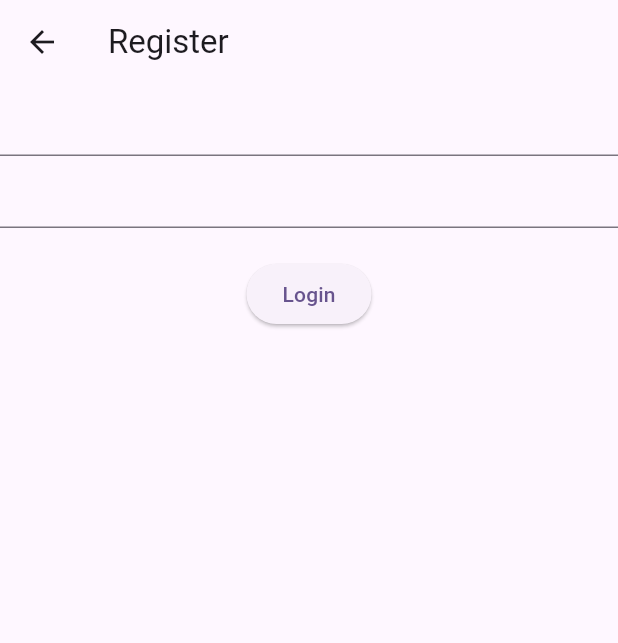
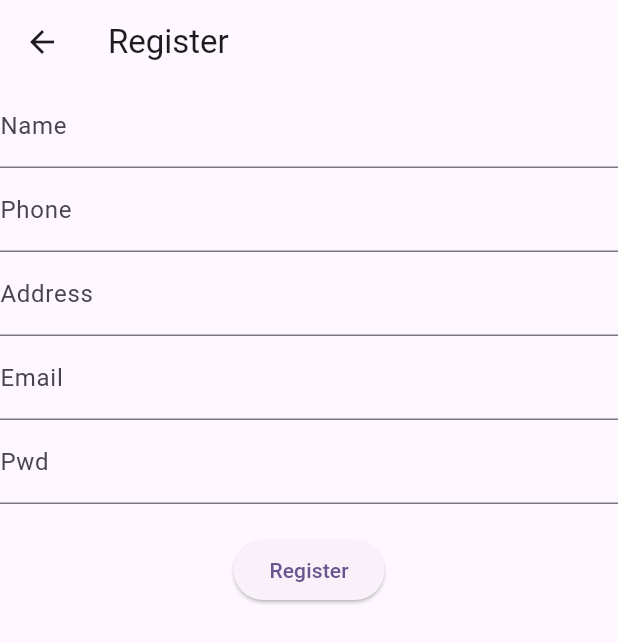
Before and after one commit to MuhammadAliKust/Flutter-B21-Firebase, a Flutter app: the screen it shows after launch, after a tap on "Go to SignUp", on a phone screen of 412 x 824 dp. Shown: the top 643 px of the screen. Run offline on Flutter 3.47's test engine with Material 3 defaults, Android fonts, the phone set to English and light mode, and no system bars; our stand-ins replace cloud_firestore, firebase_auth, firebase_core; accounts and stored records are empty.

Commit message:
User Services and Integration Done

```diff
--- a/lib/main.dart
+++ b/lib/main.dart
@@ -1,12 +1,19 @@
 import 'package:firebase_core/firebase_core.dart';
 import 'package:flutter/material.dart';
+import 'package:flutter_b21_firebase/providers/user.dart';
 import 'package:flutter_b21_firebase/views/get_all_task.dart';
 import 'package:flutter_b21_firebase/views/login.dart';
+import 'package:provider/provider.dart';
 
 void main() async {
   WidgetsFlutterBinding.ensureInitialized();
   await Firebase.initializeApp();
-  runApp(const MyApp());
+  runApp(
+    MultiProvider(
+      providers: [ChangeNotifierProvider(create: (context) => UserProvider())],
+      child: const MyApp(),
+    ),
+  );
 }
 
 class MyApp extends StatelessWidget {
--- /dev/null
+++ b/lib/models/user.dart
@@ -0,0 +1,45 @@
+// To parse this JSON data, do
+//
+//     final userModel = userModelFromJson(jsonString);
+
+import 'dart:convert';
+
+UserModel userModelFromJson(String str) => UserModel.fromJson(json.decode(str));
+
+String userModelToJson(UserModel data) => json.encode(data.toJson());
+
+class UserModel {
+  final String? docId;
+  final String? name;
+  final String? phone;
+  final String? address;
+  final String? email;
+  final int? createdAt;
+
+  UserModel({
+    this.docId,
+    this.name,
+    this.phone,
+    this.address,
+    this.email,
+    this.createdAt,
+  });
+
+  factory UserModel.fromJson(Map<String, dynamic> json) => UserModel(
+    docId: json["docID"],
+    name: json["name"],
+    phone: json["phone"],
+    address: json["address"],
+    email: json["email"],
+    createdAt: json["createdAt"],
+  );
+
+  Map<String, dynamic> toJson() => {
+    "docID": docId,
+    "name": name,
+    "phone": phone,
+    "address": address,
+    "email": email,
+    "createdAt": createdAt,
+  };
+}
--- a/lib/views/register.dart
+++ b/lib/views/register.dart
@@ -1,5 +1,7 @@
 import 'package:flutter/material.dart';
+import 'package:flutter_b21_firebase/models/user.dart';
 import 'package:flutter_b21_firebase/services/auth.dart';
+import 'package:flutter_b21_firebase/services/user.dart';
 import 'package:flutter_b21_firebase/views/login.dart';
 
 class RegisterView extends StatefulWidget {
@@ -12,6 +14,9 @@ class RegisterView extends StatefulWidget {
 class _RegisterViewState extends State<RegisterView> {
   TextEditingController emailController = TextEditingController();
   TextEditingController pwdController = TextEditingController();
+  TextEditingController nameController = TextEditingController();
+  TextEditingController phoneController = TextEditingController();
+  TextEditingController addressController = TextEditingController();
   bool isLoading = false;
 
   @override
@@ -20,8 +25,30 @@ class _RegisterViewState extends State<RegisterView> {
       appBar: AppBar(title: Text("Register")),
       body: Column(
         children: [
-          TextField(controller: emailController),
-          TextField(controller: pwdController),
+          TextField(
+            controller: nameController,
+            decoration: InputDecoration(label: Text("Name")),
+          ),
+          TextField(
+            controller: phoneController,
+
+            decoration: InputDecoration(label: Text("Phone")),
+          ),
+          TextField(
+            controller: addressController,
+
+            decoration: InputDecoration(label: Text("Address")),
+          ),
+          TextField(
+            controller: emailController,
+
+            decoration: InputDecoration(label: Text("Email")),
+          ),
+          TextField(
+            controller: pwdController,
+
+            decoration: InputDecoration(label: Text("Pwd")),
+          ),
           SizedBox(height: 20),
           isLoading
               ? Center(child: CircularProgressIndicator())
@@ -47,7 +74,18 @@ class _RegisterViewState extends State<RegisterView> {
                             email: emailController.text,
                             password: pwdController.text,
                           )
-                          .then((val) {
+                          .then((val) async {
+                            await UserServices().createUser(
+                              UserModel(
+                                docId: val.uid.toString(),
+                                name: nameController.text,
+                                phone: phoneController.text,
+                                email: emailController.text,
+                                address: addressController.text,
+                                createdAt:
+                                    DateTime.now().millisecondsSinceEpoch,
+                              ),
+                            );
                             showDialog(
                               context: context,
                               builder: (context) {
@@ -81,10 +119,9 @@ class _RegisterViewState extends State<RegisterView> {
                       ).showSnackBar(SnackBar(content: Text(e.toString())));
                     }
                   },
-                  child: Text("Login"),
+                  child: Text("Register"),
                 ),
           SizedBox(height: 20),
-
         ],
       ),
     );
```
Also changed, not shown: lib/providers/user.dart (added, +14 -0 lines), lib/services/user.dart (added, +36 -0 lines), lib/views/login.dart (+19 -2 lines), lib/views/profile.dart (added, +35 -0 lines).
